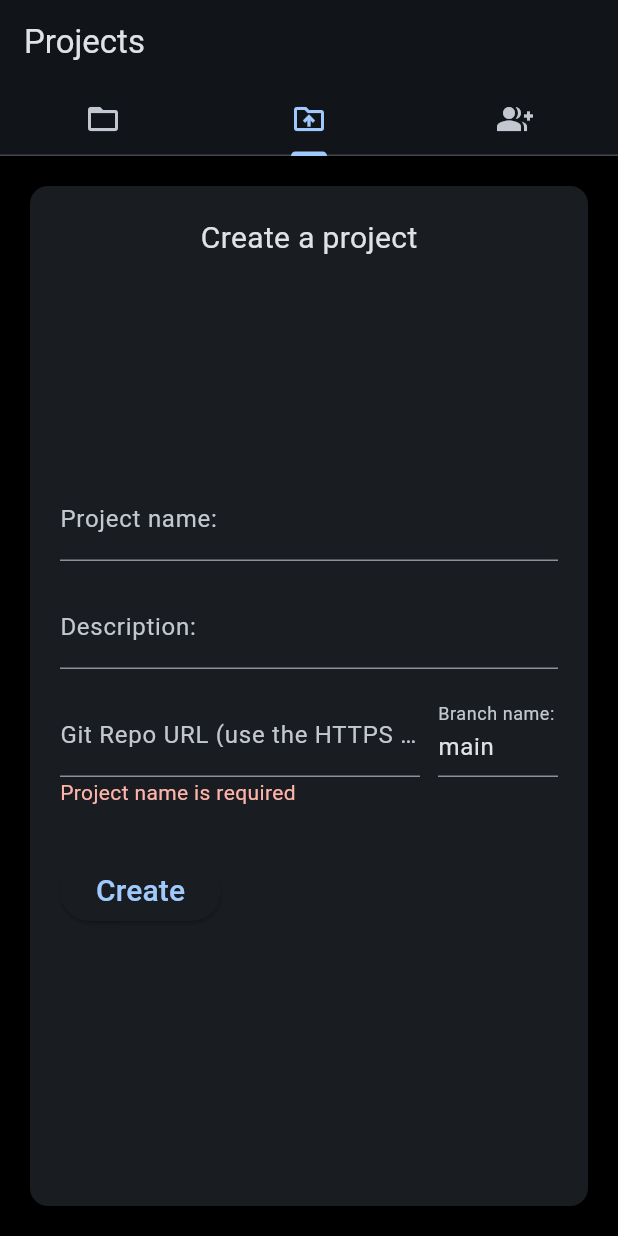
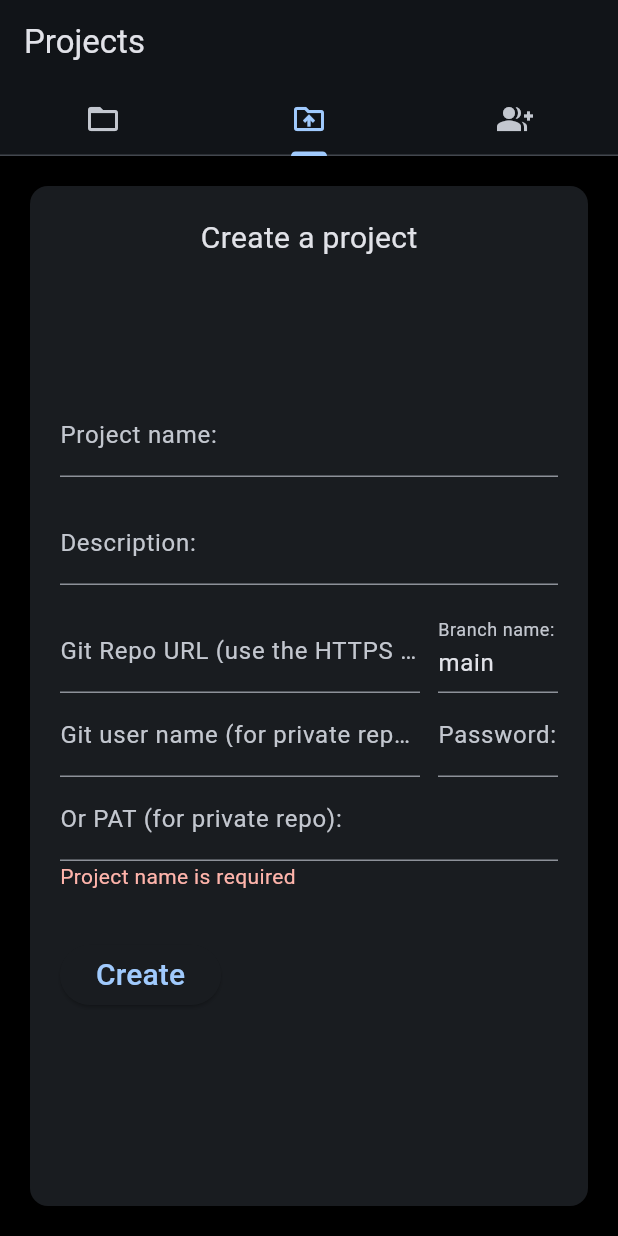
Before and after one commit to benoitmarsot/CodeChat, a Flutter app: the ProjectPage screen opened directly, tab 2 chosen, after a tap on "Create", on a phone screen of 412 x 824 dp. Run offline on Flutter 3.47's test engine with Material 3 defaults, Android fonts, the light colour scheme and no system bars; our stand-ins replace flutter_markdown, flutter_secure_storage, open_file; missing offline and left inert: flutter_syntax_view; accounts and stored records are empty; network calls fail.

Commit message:
Add github private repo access, using PAT or UN Psw.

```diff
--- a/codechatui/lib/src/project_page.dart
+++ b/codechatui/lib/src/project_page.dart
@@ -20,6 +20,10 @@ class _ProjectPageState extends State<ProjectPage> with SingleTickerProviderStat
   final TextEditingController _prjDesctController = TextEditingController();
   final TextEditingController _prjRepoURLController = TextEditingController();
   final TextEditingController _branchNameController = TextEditingController(text: 'main');
+  final TextEditingController _userNameController = TextEditingController();
+  final TextEditingController _userPswController = TextEditingController();
+  final TextEditingController _patController = TextEditingController();
+
   late TabController _tabController;
 
   int get _initialTabIndex => _projects.isNotEmpty ? 0 : 1;
@@ -97,11 +101,26 @@ class _ProjectPageState extends State<ProjectPage> with SingleTickerProviderStat
       },
     );
     try {
+      // Handle authentication parameters
+      String? username;
+      String? password;
+
+      if (_userNameController.text.isEmpty && _patController.text.isNotEmpty) {
+        // If username is empty but PAT is provided, use PAT as username
+        username = _patController.text;
+      } else if (_userNameController.text.isNotEmpty) {
+        // If username is provided, use username and password
+        username = _userNameController.text;
+        password = _userPswController.text;
+      }
+
       final project = await codechatService.createProject(
         _prjNameController.text,
         _prjDesctController.text,
         _prjRepoURLController.text,
         _branchNameController.text,
+        username,
+        password,
       );
 
       setState(() {
@@ -289,6 +308,36 @@ class _ProjectPageState extends State<ProjectPage> with SingleTickerProviderStat
                         );
                       },
                     ),
+                    Row(
+                      crossAxisAlignment: CrossAxisAlignment.start,
+                      children: [
+                        Expanded(
+                          flex: 3,
+                          child: TextField(
+                            controller: _userNameController,
+                            decoration: const InputDecoration(
+                              labelText: 'Git user name (for private repo):',
+                            ),
+                          ),
+                        ),
+                        SizedBox(width: 12.0),
+                        Expanded(
+                          flex: 1,
+                          child: TextField(
+                            controller: _userPswController,
+                            decoration: const InputDecoration(
+                              labelText: 'Password:',
+                            ),
+                          ),
+                        ),
+                      ],
+                    ),
+                    TextField(
+                      controller: _patController,
+                      decoration: const InputDecoration(
+                        labelText: 'Or PAT (for private repo):',
+                      ),
+                    ),
                     if (_errorMessage != null)
                       Padding(
                         padding: const EdgeInsets.only(bottom: 16.0),
--- a/codechatui/lib/src/services/codechat_service.dart
+++ b/codechatui/lib/src/services/codechat_service.dart
@@ -13,16 +13,29 @@ class CodechatService {
         'Authorization': 'Bearer ${authProvider.token}',
         'Content-Type': 'application/json',
       };
-  Future<Project> createProject(String name, String description, String repoURL, String branchName) async {
+
+  Future<Project> createProject(String name, String description, String repoURL,
+      String branchName, [String? username, String? password]) async {
+
+    final Map<String, dynamic> requestBody = {
+      'name': name,
+      'description': description,
+      'repoURL': repoURL,
+      'branch': branchName,
+    };
+
+    // Add authentication parameters only if provided
+    if (username != null && username.isNotEmpty) {
+      requestBody['username'] = username;
+      if (password != null && password.isNotEmpty) {
+        requestBody['password'] = password;
+      }
+    }
+
     final response = await http.post(
       Uri.parse('$baseUrl/create-project'),
       headers: _headers,
-      body: json.encode({
-        'name': name,
-        'description': description,
-        'repoURL': repoURL,
-        'branch': branchName,  // Fixed: Changed 'brach' to 'branch'
-      }),
+      body: json.encode(requestBody),
     );
 
     if (response.statusCode == 200) {
```
Also changed, not shown: 5 other files.
